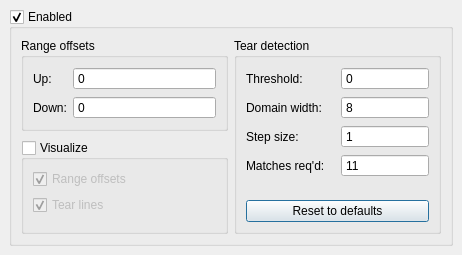
This is src/display/qt/dialogs/ui/anti_tear_dialog.ui in mrehkopf/vcs as Qt 5 draws it before an edit. The edited form follows.
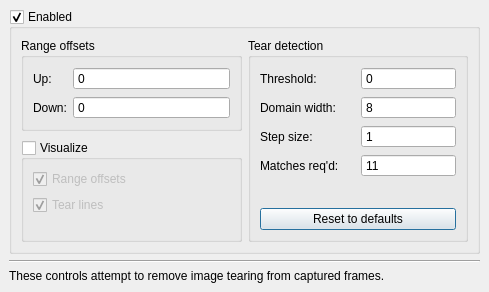
This is the edited form.

The edit to the form file:
```diff
--- a/src/display/qt/dialogs/ui/anti_tear_dialog.ui
+++ b/src/display/qt/dialogs/ui/anti_tear_dialog.ui
@@ -6,8 +6,8 @@
    <rect>
     <x>0</x>
     <y>0</y>
-    <width>462</width>
-    <height>255</height>
+    <width>489</width>
+    <height>292</height>
    </rect>
   </property>
   <property name="windowTitle">
@@ -275,6 +275,23 @@
      </layout>
     </widget>
    </item>
+   <item>
+    <widget class="Line" name="line">
+     <property name="orientation">
+      <enum>Qt::Horizontal</enum>
+     </property>
+    </widget>
+   </item>
+   <item>
+    <widget class="QLabel" name="label_notice">
+     <property name="text">
+      <string>These controls attempt to remove image tearing from captured frames.</string>
+     </property>
+     <property name="wordWrap">
+      <bool>true</bool>
+     </property>
+    </widget>
+   </item>
   </layout>
  </widget>
  <resources/>
```
